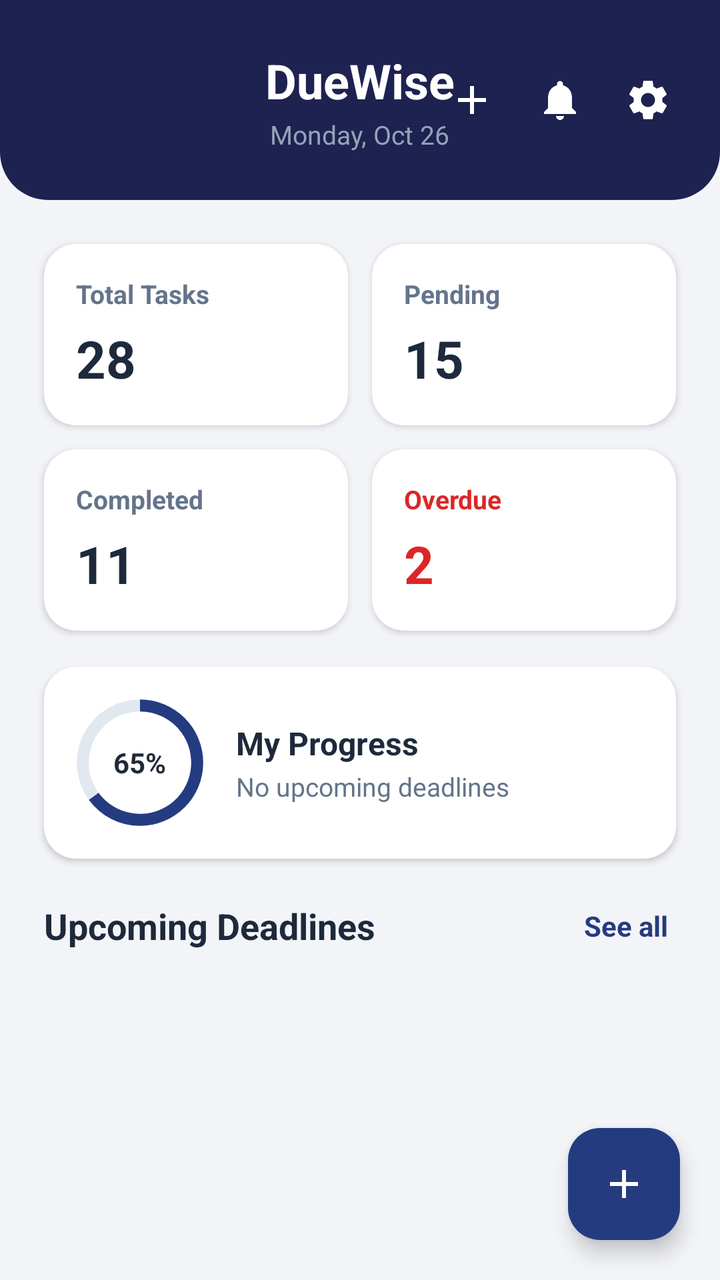
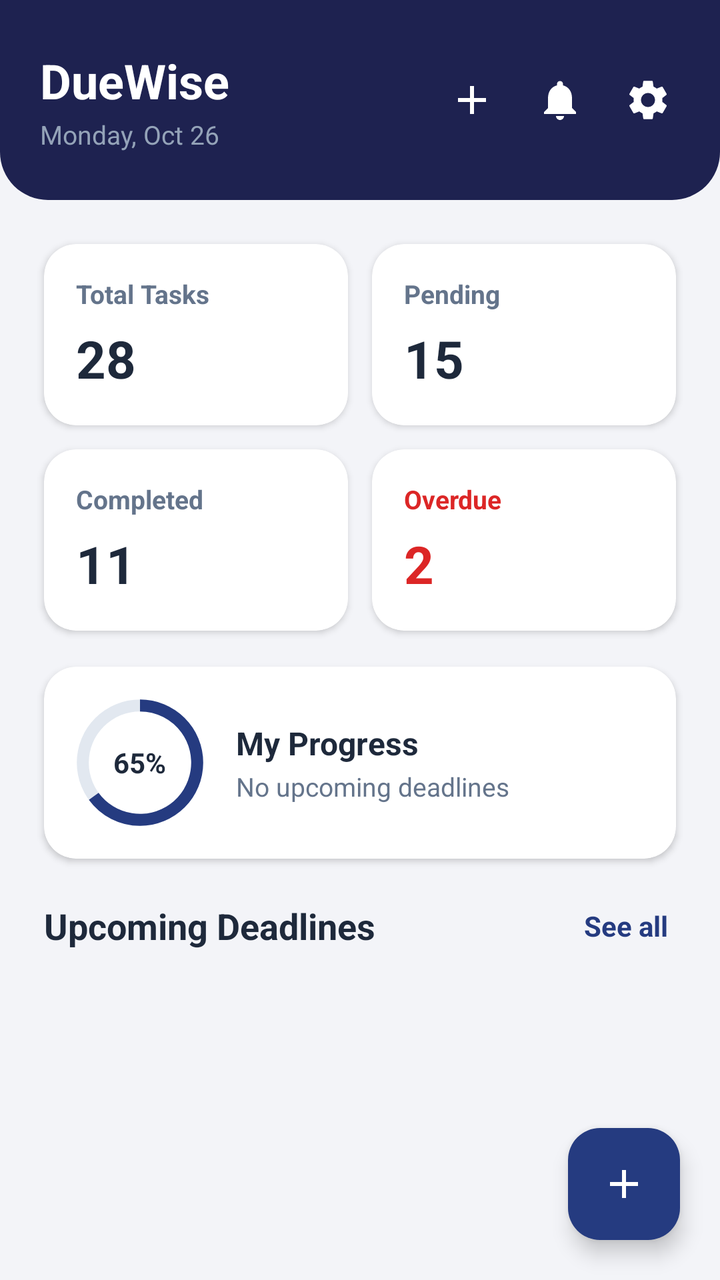

An Android layout rendered at two revisions. The XML below is the earlier revision; the diff shows what the commit changed to produce the second picture.
<!-- AndroidManifest.xml: application theme Theme.Assignment_Task_Management_app -->
<!-- res/layout/fragment_dashboard.xml -->
<?xml version="1.0" encoding="utf-8"?>
<androidx.coordinatorlayout.widget.CoordinatorLayout xmlns:android="http://schemas.android.com/apk/res/android"
    xmlns:app="http://schemas.android.com/apk/res-auto"
    xmlns:tools="http://schemas.android.com/tools"
    android:layout_width="match_parent"
    android:layout_height="match_parent"
    android:background="@color/background">

    <androidx.core.widget.NestedScrollView
        android:layout_width="match_parent"
        android:layout_height="match_parent"
        android:clipToPadding="false"
        android:paddingBottom="80dp">

        <LinearLayout
            android:layout_width="match_parent"
            android:layout_height="wrap_content"
            android:orientation="vertical">

            
            <LinearLayout
                android:layout_width="match_parent"
                android:layout_height="wrap_content"
                android:background="@drawable/bg_navy_header"
                android:orientation="vertical"
                android:paddingStart="20dp"
                android:paddingTop="24dp"
                android:paddingEnd="20dp"
                android:paddingBottom="24dp">

                <RelativeLayout
                    android:layout_width="match_parent"
                    android:layout_height="wrap_content">

                    
                    <LinearLayout
                        android:layout_width="wrap_content"
                        android:layout_height="wrap_content"
                        android:layout_centerInParent="true"
                        android:gravity="center"
                        android:orientation="vertical">

                        <TextView
                            android:id="@+id/tv_greeting"
                            android:layout_width="wrap_content"
                            android:layout_height="wrap_content"
                            android:gravity="center"
                            android:text="@string/app_name"
                            android:textColor="@color/white"
                            android:textSize="24sp"
                            android:textStyle="bold" />

                        <TextView
                            android:id="@+id/tv_date"
                            android:layout_width="wrap_content"
                            android:layout_height="wrap_content"
                            android:layout_marginTop="2dp"
                            android:gravity="center"
                            android:text="Monday, Oct 26"
                            android:textColor="#94A3B8"
                            android:textSize="13sp" />
                    </LinearLayout>

                    <LinearLayout
                        android:layout_width="wrap_content"
                        android:layout_height="wrap_content"
                        android:layout_alignParentEnd="true"
                        android:layout_centerVertical="true"
                        android:gravity="center_vertical"
                        android:orientation="horizontal">

                        <ImageView
                            android:id="@+id/btn_header_add"
                            android:layout_width="32dp"
                            android:layout_height="32dp"
                            android:layout_marginEnd="12dp"
                            android:background="?attr/selectableItemBackgroundBorderless"
                            android:contentDescription="Add Task"
                            android:padding="4dp"
                            android:src="@drawable/ic_add"
                            app:tint="@color/white" />

                        <ImageView
                            android:id="@+id/btn_header_notifications"
                            android:layout_width="32dp"
                            android:layout_height="32dp"
                            android:layout_marginEnd="12dp"
                            android:background="?attr/selectableItemBackgroundBorderless"
                            android:contentDescription="Notifications"
                            android:padding="4dp"
                            android:src="@drawable/ic_bell"
                            app:tint="@color/white" />

                        <ImageView
                            android:id="@+id/btn_header_settings"
                            android:layout_width="32dp"
                            android:layout_height="32dp"
                            android:background="?attr/selectableItemBackgroundBorderless"
                            android:contentDescription="Settings"
                            android:padding="4dp"
                            android:src="@drawable/ic_settings"
                            app:tint="@color/white" />
                    </LinearLayout>
                </RelativeLayout>
            </LinearLayout>

            
            <GridLayout
                android:layout_width="match_parent"
                android:layout_height="wrap_content"
                android:layout_marginStart="16dp"
                android:layout_marginTop="16dp"
                android:layout_marginEnd="16dp"
                android:columnCount="2"
                android:rowCount="2">

                
                <androidx.cardview.widget.CardView
                    android:layout_width="0dp"
                    android:layout_height="wrap_content"
                    android:layout_rowWeight="1"
                    android:layout_columnWeight="1"
                    android:layout_margin="6dp"
                    app:cardBackgroundColor="@color/card_bg"
                    app:cardCornerRadius="16dp"
                    app:cardElevation="2dp">

                    <LinearLayout
                        android:layout_width="match_parent"
                        android:layout_height="wrap_content"
                        android:orientation="vertical"
                        android:padding="16dp">

                        <TextView
                            android:layout_width="wrap_content"
                            android:layout_height="wrap_content"
                            android:text="@string/total_tasks"
                            android:textColor="@color/text_secondary"
                            android:textSize="13sp"
                            android:textStyle="bold" />

                        <TextView
                            android:id="@+id/tv_dash_total"
                            android:layout_width="wrap_content"
                            android:layout_height="wrap_content"
                            android:layout_marginTop="6dp"
                            android:text="28"
                            android:textColor="@color/text_primary"
                            android:textSize="26sp"
                            android:textStyle="bold" />
                    </LinearLayout>
                </androidx.cardview.widget.CardView>

                
                <androidx.cardview.widget.CardView
                    android:layout_width="0dp"
                    android:layout_height="wrap_content"
                    android:layout_rowWeight="1"
                    android:layout_columnWeight="1"
                    android:layout_margin="6dp"
                    app:cardBackgroundColor="@color/card_bg"
                    app:cardCornerRadius="16dp"
                    app:cardElevation="2dp">

                    <LinearLayout
                        android:layout_width="match_parent"
                        android:layout_height="wrap_content"
                        android:orientation="vertical"
                        android:padding="16dp">

                        <TextView
                            android:layout_width="wrap_content"
                            android:layout_height="wrap_content"
                            android:text="@string/pending"
                            android:textColor="@color/text_secondary"
                            android:textSize="13sp"
                            android:textStyle="bold" />

                        <TextView
                            android:id="@+id/tv_dash_pending"
                            android:layout_width="wrap_content"
                            android:layout_height="wrap_content"
                            android:layout_marginTop="6dp"
                            android:text="15"
                            android:textColor="@color/text_primary"
                            android:textSize="26sp"
                            android:textStyle="bold" />
                    </LinearLayout>
                </androidx.cardview.widget.CardView>

                
                <androidx.cardview.widget.CardView
                    android:layout_width="0dp"
                    android:layout_height="wrap_content"
                    android:layout_rowWeight="1"
                    android:layout_columnWeight="1"
                    android:layout_margin="6dp"
                    app:cardBackgroundColor="@color/card_bg"
                    app:cardCornerRadius="16dp"
                    app:cardElevation="2dp">

                    <LinearLayout
                        android:layout_width="match_parent"
                        android:layout_height="wrap_content"
                        android:orientation="vertical"
                        android:padding="16dp">

                        <TextView
                            android:layout_width="wrap_content"
                            android:layout_height="wrap_content"
                            android:text="@string/completed"
                            android:textColor="@color/text_secondary"
                            android:textSize="13sp"
                            android:textStyle="bold" />

                        <TextView
                            android:id="@+id/tv_dash_completed"
                            android:layout_width="wrap_content"
                            android:layout_height="wrap_content"
                            android:layout_marginTop="6dp"
                            android:text="11"
                            android:textColor="@color/text_primary"
                            android:textSize="26sp"
                            android:textStyle="bold" />
                    </LinearLayout>
                </androidx.cardview.widget.CardView>

                
                <androidx.cardview.widget.CardView
                    android:layout_width="0dp"
                    android:layout_height="wrap_content"
                    android:layout_rowWeight="1"
                    android:layout_columnWeight="1"
                    android:layout_margin="6dp"
                    app:cardBackgroundColor="@color/card_bg"
                    app:cardCornerRadius="16dp"
                    app:cardElevation="2dp">

                    <LinearLayout
                        android:layout_width="match_parent"
                        android:layout_height="wrap_content"
                        android:orientation="vertical"
                        android:padding="16dp">

                        <TextView
                            android:layout_width="wrap_content"
                            android:layout_height="wrap_content"
                            android:text="@string/overdue"
                            android:textColor="@color/error_red"
                            android:textSize="13sp"
                            android:textStyle="bold" />

                        <TextView
                            android:id="@+id/tv_dash_overdue"
                            android:layout_width="wrap_content"
                            android:layout_height="wrap_content"
                            android:layout_marginTop="6dp"
                            android:text="2"
                            android:textColor="@color/error_red"
                            android:textSize="26sp"
                            android:textStyle="bold" />
                    </LinearLayout>
                </androidx.cardview.widget.CardView>
            </GridLayout>

            
            <androidx.cardview.widget.CardView
                android:layout_width="match_parent"
                android:layout_height="wrap_content"
                android:layout_marginStart="22dp"
                android:layout_marginTop="12dp"
                android:layout_marginEnd="22dp"
                app:cardBackgroundColor="@color/card_bg"
                app:cardCornerRadius="16dp"
                app:cardElevation="2dp">

                <RelativeLayout
                    android:layout_width="match_parent"
                    android:layout_height="wrap_content"
                    android:padding="16dp">

                    <FrameLayout
                        android:id="@+id/progress_circle_container"
                        android:layout_width="64dp"
                        android:layout_height="64dp"
                        android:layout_alignParentStart="true"
                        android:layout_centerVertical="true">

                        <ProgressBar
                            android:id="@+id/progress_circular"
                            style="?android:attr/progressBarStyleHorizontal"
                            android:layout_width="match_parent"
                            android:layout_height="match_parent"
                            android:indeterminate="false"
                            android:max="100"
                            android:progress="65"
                            android:progressDrawable="@drawable/bg_circular_progress" />

                        <TextView
                            android:id="@+id/tv_dash_percentage"
                            android:layout_width="wrap_content"
                            android:layout_height="wrap_content"
                            android:layout_gravity="center"
                            android:text="65%"
                            android:textColor="@color/text_primary"
                            android:textSize="14sp"
                            android:textStyle="bold" />
                    </FrameLayout>

                    <LinearLayout
                        android:layout_width="wrap_content"
                        android:layout_height="wrap_content"
                        android:layout_centerVertical="true"
                        android:layout_marginStart="16dp"
                        android:layout_toEndOf="@id/progress_circle_container"
                        android:orientation="vertical">

                        <TextView
                            android:layout_width="wrap_content"
                            android:layout_height="wrap_content"
                            android:text="@string/my_progress"
                            android:textColor="@color/text_primary"
                            android:textSize="16sp"
                            android:textStyle="bold" />

                        <TextView
                            android:id="@+id/tv_dash_progress_sub"
                            android:layout_width="wrap_content"
                            android:layout_height="wrap_content"
                            android:layout_marginTop="2dp"
                            android:text="@string/no_upcoming_deadlines"
                            android:textColor="@color/text_secondary"
                            android:textSize="13sp" />
                    </LinearLayout>
                </RelativeLayout>
            </androidx.cardview.widget.CardView>

            
            <RelativeLayout
                android:layout_width="match_parent"
                android:layout_height="wrap_content"
                android:layout_marginStart="22dp"
                android:layout_marginTop="20dp"
                android:layout_marginEnd="22dp">

                <TextView
                    android:layout_width="wrap_content"
                    android:layout_height="wrap_content"
                    android:layout_alignParentStart="true"
                    android:layout_centerVertical="true"
                    android:text="@string/upcoming_deadlines"
                    android:textColor="@color/text_primary"
                    android:textSize="18sp"
                    android:textStyle="bold" />

                <TextView
                    android:id="@+id/tv_see_all"
                    android:layout_width="wrap_content"
                    android:layout_height="wrap_content"
                    android:layout_alignParentEnd="true"
                    android:layout_centerVertical="true"
                    android:background="?attr/selectableItemBackground"
                    android:padding="4dp"
                    android:text="@string/see_all"
                    android:textColor="@color/navy_primary"
                    android:textSize="14sp"
                    android:textStyle="bold" />
            </RelativeLayout>

            
            <androidx.recyclerview.widget.RecyclerView
                android:id="@+id/rv_upcoming_tasks"
                android:layout_width="match_parent"
                android:layout_height="wrap_content"
                android:layout_marginStart="16dp"
                android:layout_marginTop="8dp"
                android:layout_marginEnd="16dp"
                android:nestedScrollingEnabled="false"
                tools:listitem="@layout/item_task" />

            <TextView
                android:id="@+id/tv_no_upcoming_tasks"
                android:layout_width="match_parent"
                android:layout_height="wrap_content"
                android:layout_marginTop="24dp"
                android:gravity="center"
                android:text="No upcoming assignments"
                android:textColor="@color/text_muted"
                android:textSize="14sp"
                android:visibility="gone" />

        </LinearLayout>
    </androidx.core.widget.NestedScrollView>

    <com.google.android.material.floatingactionbutton.FloatingActionButton
        android:id="@+id/fab_dash_add_task"
        android:layout_width="wrap_content"
        android:layout_height="wrap_content"
        android:layout_gravity="bottom|end"
        android:layout_margin="20dp"
        android:contentDescription="Add New Task"
        android:src="@drawable/ic_add"
        app:backgroundTint="@color/navy_primary"
        app:tint="@color/white" />

</androidx.coordinatorlayout.widget.CoordinatorLayout>
<!-- res/layout/item_task.xml (included above) -->
<?xml version="1.0" encoding="utf-8"?>
<androidx.cardview.widget.CardView xmlns:android="http://schemas.android.com/apk/res/android"
    xmlns:app="http://schemas.android.com/apk/res-auto"
    android:layout_width="match_parent"
    android:layout_height="wrap_content"
    android:layout_marginTop="6dp"
    android:layout_marginBottom="6dp"
    android:foreground="?attr/selectableItemBackground"
    app:cardBackgroundColor="@color/card_bg"
    app:cardCornerRadius="16dp"
    app:cardElevation="2dp">

    <RelativeLayout
        android:layout_width="match_parent"
        android:layout_height="wrap_content"
        android:padding="16dp">

        <LinearLayout
            android:id="@+id/ll_task_header"
            android:layout_width="wrap_content"
            android:layout_height="wrap_content"
            android:layout_alignParentStart="true"
            android:layout_toStartOf="@id/iv_arrow"
            android:orientation="vertical">

            <TextView
                android:id="@+id/tv_item_title"
                android:layout_width="wrap_content"
                android:layout_height="wrap_content"
                android:text="History Essay"
                android:textColor="@color/text_primary"
                android:textSize="16sp"
                android:textStyle="bold" />

            <TextView
                android:id="@+id/tv_item_description"
                android:layout_width="wrap_content"
                android:layout_height="wrap_content"
                android:layout_marginTop="2dp"
                android:ellipsize="end"
                android:maxLines="2"
                android:textColor="@color/text_secondary"
                android:textSize="12sp"
                android:visibility="gone" />

            
            <LinearLayout
                android:layout_width="wrap_content"
                android:layout_height="wrap_content"
                android:layout_marginTop="6dp"
                android:gravity="center_vertical"
                android:orientation="horizontal">

                <TextView
                    android:id="@+id/tv_item_due_date"
                    android:layout_width="wrap_content"
                    android:layout_height="wrap_content"
                    android:text="Due Oct 27"
                    android:textColor="@color/text_secondary"
                    android:textSize="12sp" />

                <TextView
                    android:layout_width="wrap_content"
                    android:layout_height="wrap_content"
                    android:layout_marginStart="4dp"
                    android:layout_marginEnd="4dp"
                    android:text="•"
                    android:textColor="@color/text_muted"
                    android:textSize="12sp" />

                <TextView
                    android:id="@+id/tv_item_priority"
                    android:layout_width="wrap_content"
                    android:layout_height="wrap_content"
                    android:background="@drawable/bg_priority_high"
                    android:paddingStart="8dp"
                    android:paddingTop="2dp"
                    android:paddingEnd="8dp"
                    android:paddingBottom="2dp"
                    android:text="High"
                    android:textColor="@color/priority_high_text"
                    android:textSize="11sp"
                    android:textStyle="bold" />

                <TextView
                    android:id="@+id/tv_item_status"
                    android:layout_width="wrap_content"
                    android:layout_height="wrap_content"
                    android:layout_marginStart="6dp"
                    android:background="@drawable/bg_status_pending"
                    android:paddingStart="8dp"
                    android:paddingTop="2dp"
                    android:paddingEnd="8dp"
                    android:paddingBottom="2dp"
                    android:text="Pending"
                    android:textColor="@color/status_pending_text"
                    android:textSize="11sp"
                    android:textStyle="bold" />

            </LinearLayout>

        </LinearLayout>

        <ImageView
            android:id="@+id/iv_arrow"
            android:layout_width="24dp"
            android:layout_height="24dp"
            android:layout_alignParentEnd="true"
            android:layout_centerVertical="true"
            android:contentDescription="Open Task Details"
            android:src="@drawable/ic_chevron_right"
            app:tint="@color/text_muted" />

    </RelativeLayout>
</androidx.cardview.widget.CardView>
<!-- resources referenced by this layout -->
<resources>
  <color name="background">#F3F4F8</color>
  <color name="card_bg">#FFFFFF</color>
  <color name="error_red">#DC2626</color>
  <color name="navy_primary">#253B80</color>
  <color name="priority_high_text">#DC2626</color>
  <color name="status_pending_text">#D97706</color>
  <color name="text_muted">#94A3B8</color>
  <color name="text_primary">#1E293B</color>
  <color name="text_secondary">#64748B</color>
  <color name="white">#FFFFFFFF</color>
  <!-- drawable bg_navy_header (drawable) -->
  <?xml version="1.0" encoding="utf-8"?>
  <shape xmlns:android="http://schemas.android.com/apk/res/android"
      android:shape="rectangle">
      <solid android:color="@color/navy_header" />
      <corners
          android:bottomLeftRadius="24dp"
          android:bottomRightRadius="24dp" />
  </shape>
  <!-- drawable bg_priority_high (drawable) -->
  <?xml version="1.0" encoding="utf-8"?>
  <shape xmlns:android="http://schemas.android.com/apk/res/android"
      android:shape="rectangle">
      <solid android:color="@color/priority_high_bg" />
      <corners android:radius="8dp" />
  </shape>
  <!-- drawable bg_status_pending (drawable) -->
  <?xml version="1.0" encoding="utf-8"?>
  <shape xmlns:android="http://schemas.android.com/apk/res/android"
      android:shape="rectangle">
      <solid android:color="@color/status_pending_bg" />
      <corners android:radius="8dp" />
  </shape>
  <!-- drawable ic_add (drawable) -->
  <vector xmlns:android="http://schemas.android.com/apk/res/android"
      android:width="24dp"
      android:height="24dp"
      android:viewportWidth="24"
      android:viewportHeight="24">
    <path
        android:fillColor="#FF000000"
        android:pathData="M19,13h-6v6h-2v-6H5v-2h6V5h2v6h6v2z"/>
  </vector>
  <!-- drawable ic_bell (drawable) -->
  <vector xmlns:android="http://schemas.android.com/apk/res/android"
      android:width="24dp"
      android:height="24dp"
      android:viewportWidth="24"
      android:viewportHeight="24">
    <path
        android:fillColor="#FF000000"
        android:pathData="M12,22c1.1,0 2,-0.9 2,-2h-4c0,1.1 0.89,2 2,2zM18,16v-5c0,-3.07 -1.63,-5.64 -4.5,-6.32V4c0,-0.83 -0.67,-1.5 -1.5,-1.5s-1.5,0.67 -1.5,1.5v0.68C7.64,5.36 6,7.92 6,11v5l-2,2v1h16v-1l-2,-2z"/>
  </vector>
  <!-- drawable ic_chevron_right (drawable) -->
  <vector xmlns:android="http://schemas.android.com/apk/res/android"
      android:width="24dp"
      android:height="24dp"
      android:viewportWidth="24"
      android:viewportHeight="24">
    <path
        android:fillColor="#FF000000"
        android:pathData="M10,6L8.59,7.41 13.17,12l-4.58,4.59L10,18l6,-6z"/>
  </vector>
  <string name="app_name">DueWise</string>
  <string name="completed">Completed</string>
  <string name="my_progress">My Progress</string>
  <string name="no_upcoming_deadlines">No upcoming deadlines</string>
  <string name="overdue">Overdue</string>
  <string name="pending">Pending</string>
  <string name="see_all">See all</string>
  <string name="total_tasks">Total Tasks</string>
  <string name="upcoming_deadlines">Upcoming Deadlines</string>
  <style name="Theme.Assignment_Task_Management_app" parent="Base.Theme.Assignment_Task_Management_app" />
  <color name="navy_header">#1E2250</color>
  <color name="priority_high_bg">#FEE2E2</color>
  <color name="status_pending_bg">#FEF3C7</color>
  <style name="Base.Theme.Assignment_Task_Management_app" parent="Theme.Material3.DayNight.NoActionBar">
          <item name="colorPrimary">@color/navy_primary</item>
          <item name="colorPrimaryDark">@color/navy_header</item>
          <item name="colorAccent">@color/accent</item>
          <item name="android:statusBarColor">@color/navy_header</item>
          <item name="android:windowBackground">@color/background</item>
      </style>
  <color name="accent">#2563EB</color>
  <!-- unchanged entries left out for length: 2 -->
</resources>

<!-- the commit's change to res/layout/fragment_dashboard.xml (unified diff, before → after) -->
@@ -36,15 +36,14 @@
                     <LinearLayout
                         android:layout_width="wrap_content"
                         android:layout_height="wrap_content"
-                        android:layout_centerInParent="true"
-                        android:gravity="center"
+                        android:layout_alignParentStart="true"
+                        android:layout_centerVertical="true"
                         android:orientation="vertical">
 
                         <TextView
                             android:id="@+id/tv_greeting"
                             android:layout_width="wrap_content"
                             android:layout_height="wrap_content"
-                            android:gravity="center"
                             android:text="@string/app_name"
                             android:textColor="@color/white"
                             android:textSize="24sp"
@@ -55,7 +54,6 @@
                             android:layout_width="wrap_content"
                             android:layout_height="wrap_content"
                             android:layout_marginTop="2dp"
-                            android:gravity="center"
                             android:text="Monday, Oct 26"
                             android:textColor="#94A3B8"
                             android:textSize="13sp" />
